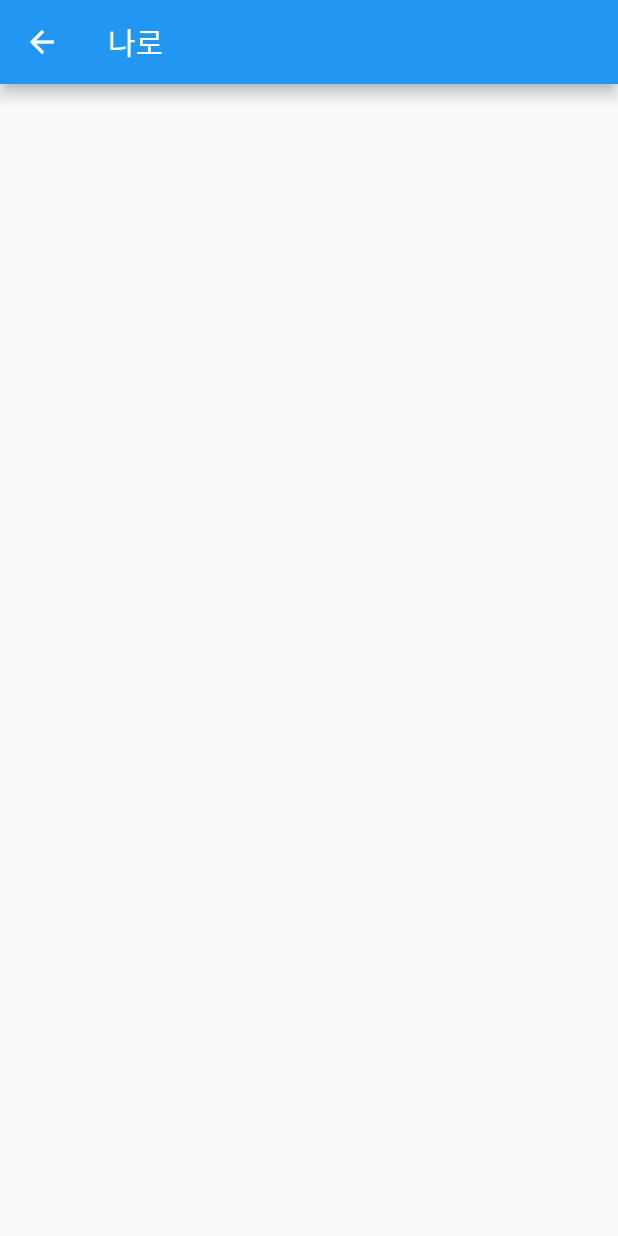
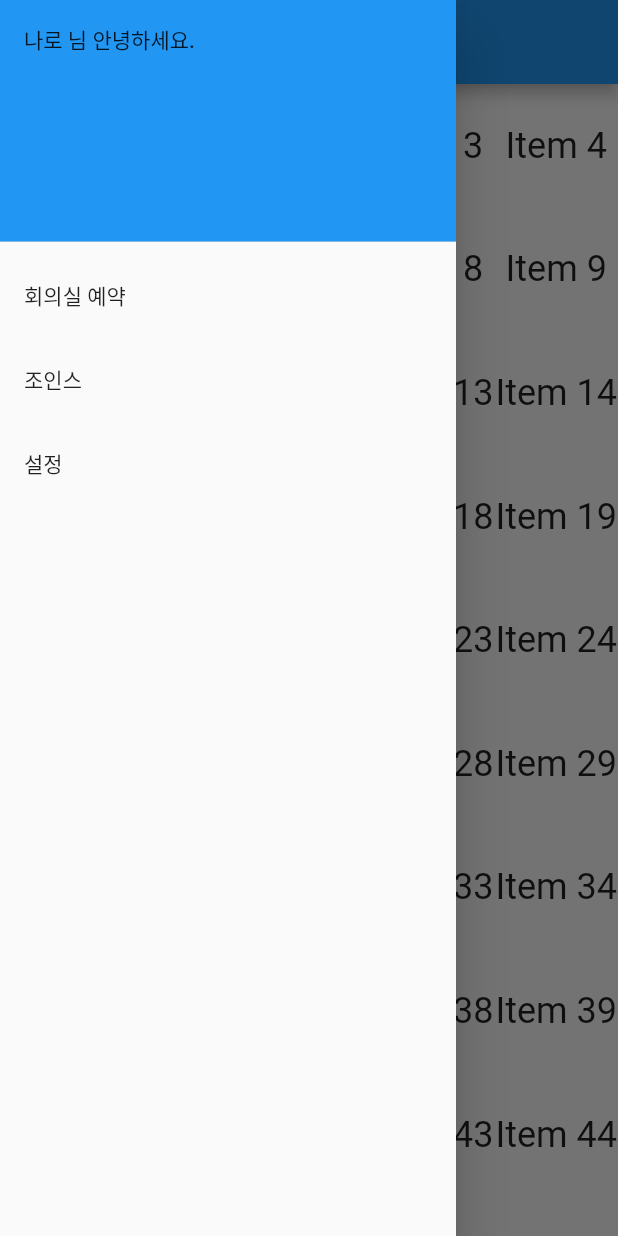
Before and after one commit to galaxykkim/flutter-Naro, a Flutter app: the MainPage screen opened by its route, with the side drawer open (before the commit the screen has no drawer), on a phone screen of 412 x 824 dp. Run offline on Flutter 3.47's test engine with Material 2 defaults, Android fonts, the phone set to English and light mode, and no system bars.

Commit message:
메인화면 타임테이블 추가

```diff
--- a/naro/lib/common/Strings.dart
+++ b/naro/lib/common/Strings.dart
@@ -12,7 +12,12 @@ class Strings {
 
   // 메인화면
   static const String mainPage_title = "나로";
-
+  static const String mainPage_menu_meetingroom = "회의실 예약";
+  static const String mainPage_menu_kartrank = "카트라이더 리그";
+  static const String mainPage_menu_kartcami = "카트라이더 궁합";
+  static const String mainPage_menu_joins = "조인스";
+  static const String mainPage_menu_wiki = "핸드위키";
+  static const String mainPage_menu_settins = "설정";
 
 
 
--- a/naro/lib/pages/MainPage.dart
+++ b/naro/lib/pages/MainPage.dart
@@ -20,7 +20,51 @@ class _MainPageState extends State<MainPage> {
       appBar: AppBar(
         title: Text(Strings.mainPage_title),
       ),
-      body: Center(),
+      drawer: _mainDrawer(),
+      body: Center(
+        child: GridView.extent(
+            maxCrossAxisExtent: 100,
+            children: _initTimeTable(3)),
+      ),
+    );
+  }
+
+
+  List<Widget> _initTimeTable(int roomCount) {
+    return List.generate((roomCount*48), (index) {
+      return Center(
+        child: Text(
+          'Item $index',
+          style: Theme.of(context).textTheme.headline,
+        ),
+      );
+    });
+  }
+
+
+  Drawer _mainDrawer() {
+    return Drawer(
+      child: ListView(
+        padding: EdgeInsets.zero,
+        children: <Widget>[
+          DrawerHeader(
+            child: Text('나로 님 안녕하세요.'),
+            decoration: BoxDecoration(
+              color: Colors.blue)),
+          ListTile(
+            title: Text(Strings.mainPage_menu_meetingroom),
+            onTap: () {},
+          ),
+          ListTile(
+            title: Text(Strings.mainPage_menu_joins),
+            onTap: () {},
+          ),
+          ListTile(
+            title: Text(Strings.mainPage_menu_settins),
+            onTap: () {},
+          )
+        ],
+      ),
     );
   }
 
--- a/naro/lib/viewmodel/MainViewModel.dart
+++ b/naro/lib/viewmodel/MainViewModel.dart
@@ -0,0 +1,5 @@
+
+
+class MainViewModel {
+
+}
```
